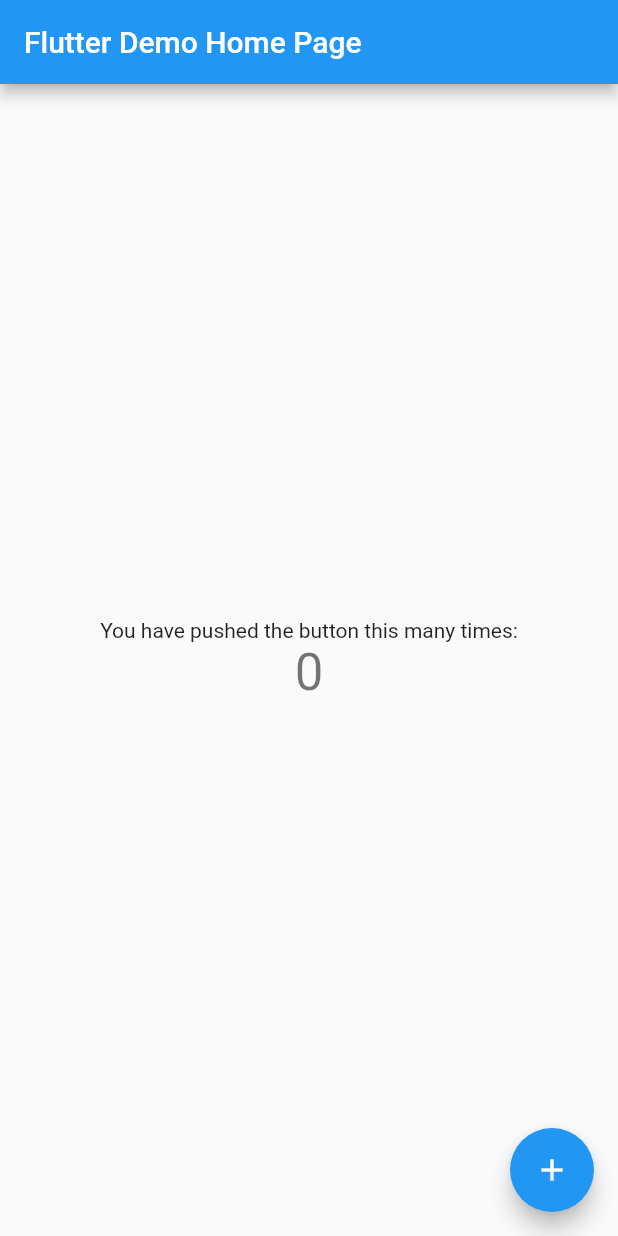
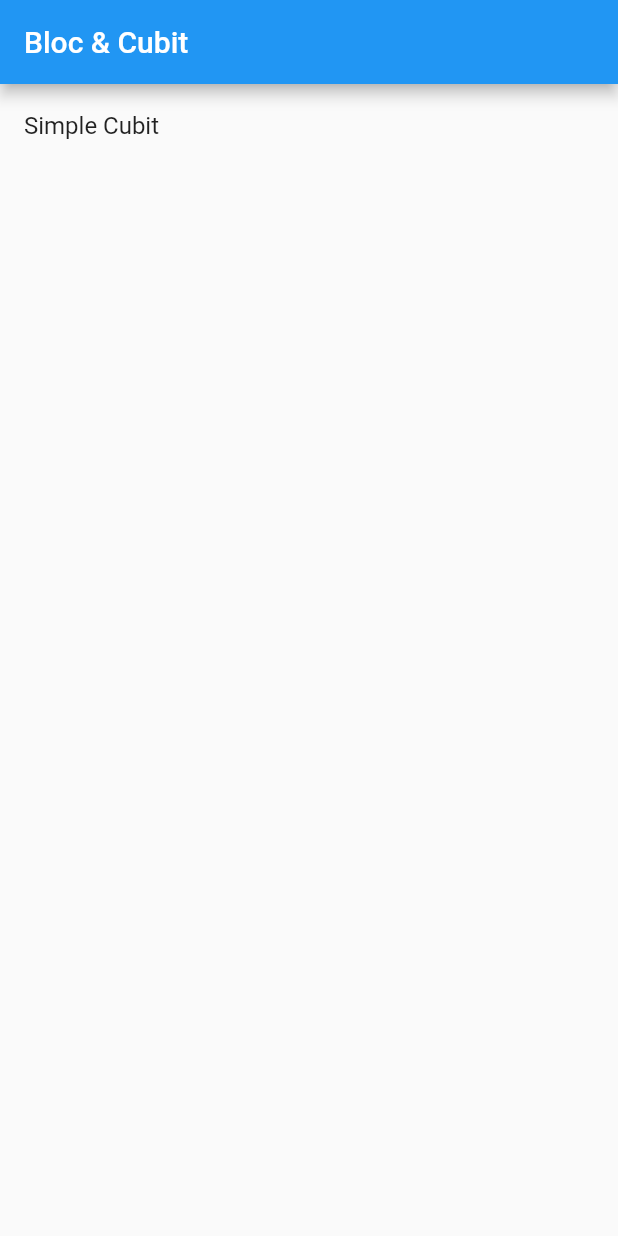
Before and after one commit to vel-jack/bloc_cubit, a Flutter app: the screen it shows after launch, on a phone screen of 412 x 824 dp. Run offline on Flutter 3.47's test engine with Material 2 defaults, Android fonts, the phone set to English and light mode, and no system bars; our stand-ins replace flutter_bloc.

Commit message:
simple cubit

```diff
--- a/lib/main.dart
+++ b/lib/main.dart
@@ -1,4 +1,7 @@
+import 'package:bloc_cubit/topics/simplecubit/cubit/counter_cubit.dart';
+import 'package:bloc_cubit/utils/constants.dart';
 import 'package:flutter/material.dart';
+import 'package:flutter_bloc/flutter_bloc.dart';
 
 void main() {
   runApp(const MyApp());
@@ -7,109 +10,43 @@ void main() {
 class MyApp extends StatelessWidget {
   const MyApp({Key? key}) : super(key: key);
 
-  // This widget is the root of your application.
   @override
   Widget build(BuildContext context) {
-    return MaterialApp(
-      title: 'Flutter Demo',
-      theme: ThemeData(
-        // This is the theme of your application.
-        //
-        // Try running your application with "flutter run". You'll see the
-        // application has a blue toolbar. Then, without quitting the app, try
-        // changing the primarySwatch below to Colors.green and then invoke
-        // "hot reload" (press "r" in the console where you ran "flutter run",
-        // or simply save your changes to "hot reload" in a Flutter IDE).
-        // Notice that the counter didn't reset back to zero; the application
-        // is not restarted.
-        primarySwatch: Colors.blue,
+    return BlocProvider<CounterCubit>(
+      create: (context) => CounterCubit(),
+      child: MaterialApp(
+        title: 'Bloc Cubit',
+        theme: ThemeData(
+          primarySwatch: Colors.blue,
+        ),
+        routes: kRoutes,
+        // home: const MyHomePage(title: 'Bloc & Cubit'),
       ),
-      home: const MyHomePage(title: 'Flutter Demo Home Page'),
     );
   }
 }
 
-class MyHomePage extends StatefulWidget {
-  const MyHomePage({Key? key, required this.title}) : super(key: key);
-
-  // This widget is the home page of your application. It is stateful, meaning
-  // that it has a State object (defined below) that contains fields that affect
-  // how it looks.
-
-  // This class is the configuration for the state. It holds the values (in this
-  // case the title) provided by the parent (in this case the App widget) and
-  // used by the build method of the State. Fields in a Widget subclass are
-  // always marked "final".
-
+class MyHomePage extends StatelessWidget {
+  MyHomePage({Key? key, required this.title}) : super(key: key);
   final String title;
-
-  @override
-  State<MyHomePage> createState() => _MyHomePageState();
-}
-
-class _MyHomePageState extends State<MyHomePage> {
-  int _counter = 0;
-
-  void _incrementCounter() {
-    setState(() {
-      // This call to setState tells the Flutter framework that something has
-      // changed in this State, which causes it to rerun the build method below
-      // so that the display can reflect the updated values. If we changed
-      // _counter without calling setState(), then the build method would not be
-      // called again, and so nothing would appear to happen.
-      _counter++;
-    });
-  }
-
+  final List<String> routeNames = routes.keys.toList();
   @override
   Widget build(BuildContext context) {
-    // This method is rerun every time setState is called, for instance as done
-    // by the _incrementCounter method above.
-    //
-    // The Flutter framework has been optimized to make rerunning build methods
-    // fast, so that you can just rebuild anything that needs updating rather
-    // than having to individually change instances of widgets.
     return Scaffold(
       appBar: AppBar(
-        // Here we take the value from the MyHomePage object that was created by
-        // the App.build method, and use it to set our appbar title.
-        title: Text(widget.title),
+        title: Text(title),
       ),
-      body: Center(
-        // Center is a layout widget. It takes a single child and positions it
-        // in the middle of the parent.
-        child: Column(
-          // Column is also a layout widget. It takes a list of children and
-          // arranges them vertically. By default, it sizes itself to fit its
-          // children horizontally, and tries to be as tall as its parent.
-          //
-          // Invoke "debug painting" (press "p" in the console, choose the
-          // "Toggle Debug Paint" action from the Flutter Inspector in Android
-          // Studio, or the "Toggle Debug Paint" command in Visual Studio Code)
-          // to see the wireframe for each widget.
-          //
-          // Column has various properties to control how it sizes itself and
-          // how it positions its children. Here we use mainAxisAlignment to
-          // center the children vertically; the main axis here is the vertical
-          // axis because Columns are vertical (the cross axis would be
-          // horizontal).
-          mainAxisAlignment: MainAxisAlignment.center,
-          children: <Widget>[
-            const Text(
-              'You have pushed the button this many times:',
-            ),
-            Text(
-              '$_counter',
-              style: Theme.of(context).textTheme.headline4,
-            ),
-          ],
-        ),
+      body: ListView.builder(
+        itemCount: routes.length,
+        itemBuilder: (BuildContext context, int index) {
+          return ListTile(
+            title: Text('${routes[routeNames[index]]!["name"]}'),
+            onTap: () {
+              Navigator.pushNamed(context, routeNames[index]);
+            },
+          );
+        },
       ),
-      floatingActionButton: FloatingActionButton(
-        onPressed: _incrementCounter,
-        tooltip: 'Increment',
-        child: const Icon(Icons.add),
-      ), // This trailing comma makes auto-formatting nicer for build methods.
     );
   }
 }
--- /dev/null
+++ b/lib/topics/simplecubit/cubit/counter_cubit.dart
@@ -0,0 +1,9 @@
+import 'package:flutter_bloc/flutter_bloc.dart';
+
+part 'counter_state.dart';
+
+class CounterCubit extends Cubit<CounterInitial> {
+  CounterCubit() : super(CounterInitial(count: 0));
+  void increment() => emit(CounterInitial(count: state.count + 1));
+  void decrement() => emit(CounterInitial(count: state.count - 1));
+}
--- /dev/null
+++ b/lib/topics/simplecubit/cubit/counter_state.dart
@@ -0,0 +1,6 @@
+part of 'counter_cubit.dart';
+
+class CounterInitial {
+  int count;
+  CounterInitial({required this.count});
+}
--- /dev/null
+++ b/lib/utils/constants.dart
@@ -0,0 +1,15 @@
+import 'package:bloc_cubit/main.dart';
+import 'package:bloc_cubit/topics/simplecubit/simplecubit.dart';
+import 'package:flutter/material.dart';
+
+final routes = <String, Map<String, dynamic>>{
+  // "page1": {"name": "Page 1", "view": const Page1()},
+  // "page2": {"name": "Page 2", "view": const Page1()}
+  "simplecubit": {"name": "Simple Cubit", "view": const SimpleCubit()}
+};
+
+final kRoutes = <String, WidgetBuilder>{
+  Navigator.defaultRouteName: (context) => MyHomePage(title: 'Bloc & Cubit'),
+  for (String routeName in routes.keys)
+    routeName: (context) => routes[routeName]!["view"]
+};
--- a/pubspec.yaml
+++ b/pubspec.yaml
@@ -29,6 +29,8 @@ environment:
 dependencies:
   flutter:
     sdk: flutter
+  flutter_bloc: ^8.0.1
+  equatable: ^2.0.3
 
 
   # The following adds the Cupertino Icons font to your application.
```
Also changed, not shown: lib/topics/simplecubit/simplecubit.dart (added, +46 -0 lines), pubspec.lock.
